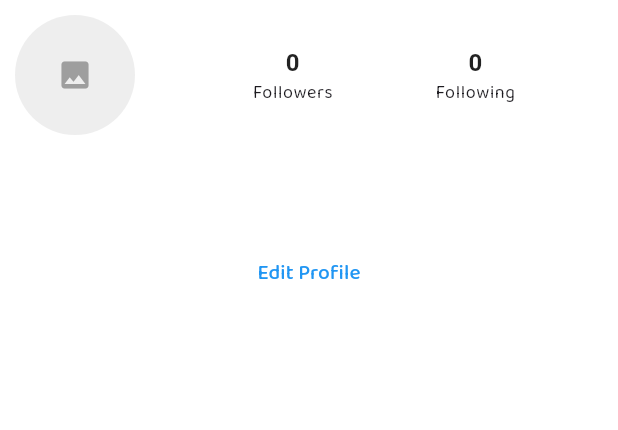
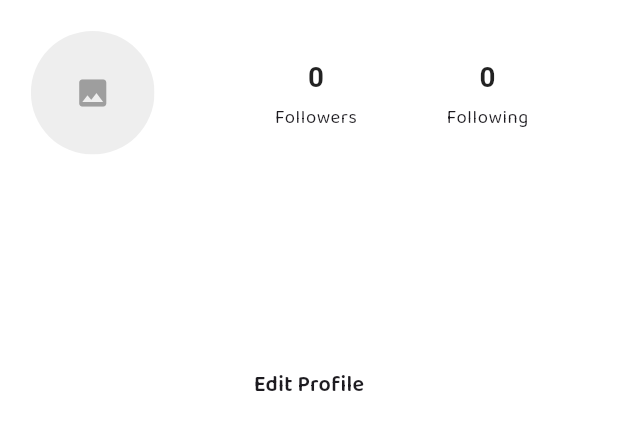
Before and after one commit to AmbrishTripathi6974/GoodSpace.AI_test, a Flutter app: the ProfileHeader widget shown alone on an empty page, opened directly with empty values, on a phone screen of 412 x 824 dp. Shown: the top 430 px of the screen. Run offline on Flutter 3.47's test engine with Material 3 defaults, Android fonts, the phone set to English and light mode, and no system bars; our stand-ins replace bloc, cached_network_image, cloud_firestore, equatable, firebase_auth, firebase_core and 8 more; missing offline and left inert: photo_manager; accounts and stored records are empty; project files that could hold a hidden picture were left out.

Commit message:
fix: responsive profile

```diff
--- a/lib/presentation/widgets/comment_tile.dart
+++ b/lib/presentation/widgets/comment_tile.dart
@@ -22,6 +22,13 @@ class CommentScreen extends StatelessWidget {
         firestore: FirebaseFirestore.instance,
         auth: FirebaseAuth.instance,
       )..loadComments(type, postId),
+      child: SafeArea(
+        child: AnimatedPadding(
+          padding: EdgeInsets.only(
+            bottom: MediaQuery.of(context).viewInsets.bottom,
+          ),
+          duration: const Duration(milliseconds: 150),
+          curve: Curves.easeOut,
           child: ClipRRect(
             borderRadius: const BorderRadius.only(
               topLeft: Radius.circular(25),
@@ -29,7 +36,7 @@ class CommentScreen extends StatelessWidget {
             ),
             child: Container(
               color: theme.scaffoldBackgroundColor,
-          height: 400, // increased height
+              height: 400,
               child: Stack(
                 children: [
                   Positioned(
@@ -46,7 +53,8 @@ class CommentScreen extends StatelessWidget {
                     child: BlocBuilder<CommentCubit, CommentState>(
                       builder: (context, state) {
                         if (state is CommentLoading) {
-                      return const Center(child: CircularProgressIndicator());
+                          return const Center(
+                              child: CircularProgressIndicator());
                         } else if (state is CommentLoaded ||
                             state is CommentSending) {
                           final comments = state is CommentLoaded
@@ -88,7 +96,8 @@ class CommentScreen extends StatelessWidget {
                                 ),
                                 borderRadius: BorderRadius.circular(25),
                               ),
-                          padding: const EdgeInsets.symmetric(horizontal: 12),
+                              padding:
+                                  const EdgeInsets.symmetric(horizontal: 12),
                               child: TextField(
                                 controller: _controller,
                                 maxLines: 4,
@@ -111,11 +120,16 @@ class CommentScreen extends StatelessWidget {
                                 onTap: isSending
                                     ? null
                                     : () {
-                                    if (_controller.text.trim().isNotEmpty) {
-                                      context.read<CommentCubit>().sendComment(
+                                        if (_controller.text
+                                            .trim()
+                                            .isNotEmpty) {
+                                          context
+                                              .read<CommentCubit>()
+                                              .sendComment(
                                                 type: type,
                                                 postId: postId,
-                                            comment: _controller.text.trim(),
+                                                comment:
+                                                    _controller.text.trim(),
                                               );
                                           _controller.clear();
                                         }
@@ -137,6 +151,8 @@ class CommentScreen extends StatelessWidget {
                     ),
                   ),
                 ],
+              ),
+            ),
           ),
         ),
       ),
--- a/lib/presentation/widgets/profile_header.dart
+++ b/lib/presentation/widgets/profile_header.dart
@@ -1,6 +1,7 @@
 import 'package:flutter/material.dart';
 import '../../../../model/user_model.dart';
 import '../../../../core/utils/cached_image.dart';
+import 'responsive_profile_header.dart';
 
 class ProfileHeader extends StatelessWidget {
   final UserModel user;
@@ -9,20 +10,22 @@ class ProfileHeader extends StatelessWidget {
   @override
   Widget build(BuildContext context) {
     final theme = Theme.of(context);
+    final responsive = ProfileHeaderResponsive(context);
+
     return Container(
-      padding: const EdgeInsets.only(bottom: 5),
+      padding: EdgeInsets.only(bottom: responsive.verticalPadding),
       color: Colors.white,
       child: Column(
         children: [
           Row(
             children: [
               Padding(
-                padding: const EdgeInsets.all(10),
+                padding: EdgeInsets.all(responsive.horizontalPadding),
                 child: ClipOval(
                   child: CachedImage(
                     imageUrl: user.profile,
-                    height: 80,
-                    width: 80,
+                    height: responsive.avatarSize,
+                    width: responsive.avatarSize,
                   ),
                 ),
               ),
@@ -30,36 +33,71 @@ class ProfileHeader extends StatelessWidget {
                 child: Row(
                   mainAxisAlignment: MainAxisAlignment.spaceEvenly,
                   children: [
-                    _buildStat(user.followers.length, "Followers", theme),
-                    _buildStat(user.following.length, "Following", theme),
+                    _buildStat(
+                      user.followers.length,
+                      "Followers",
+                      theme,
+                      responsive.statCountFontSize,
+                      responsive.statLabelFontSize,
+                    ),
+                    _buildStat(
+                      user.following.length,
+                      "Following",
+                      theme,
+                      responsive.statCountFontSize,
+                      responsive.statLabelFontSize,
+                    ),
                   ],
                 ),
               ),
             ],
           ),
           Padding(
-            padding: const EdgeInsets.symmetric(horizontal: 20),
+            padding: EdgeInsets.symmetric(
+                horizontal: responsive.horizontalPadding * 2),
             child: Align(
               alignment: Alignment.centerLeft,
               child: Column(
                 crossAxisAlignment: CrossAxisAlignment.start,
                 children: [
-                  Text(user.username,
-                      style: theme.textTheme.bodyLarge
-                          ?.copyWith(fontWeight: FontWeight.bold)),
-                  const SizedBox(height: 4),
-                  Text(user.bio, style: theme.textTheme.bodyMedium),
+                  Text(
+                    user.username,
+                    style: theme.textTheme.bodyLarge?.copyWith(
+                      fontWeight: FontWeight.bold,
+                      fontSize: responsive.fontSizeUsername,
+                    ),
+                  ),
+                  SizedBox(height: responsive.verticalPadding * 2),
+                  Text(
+                    user.bio,
+                    style: theme.textTheme.bodyMedium?.copyWith(
+                      fontSize: responsive.fontSizeBio,
+                    ),
+                  ),
                 ],
               ),
             ),
           ),
-          const SizedBox(height: 10),
+          SizedBox(height: responsive.verticalPadding * 5),
           Padding(
-            padding: const EdgeInsets.symmetric(horizontal: 15),
+            padding: EdgeInsets.symmetric(
+                horizontal: responsive.horizontalPadding * 1.5),
             child: OutlinedButton(
               onPressed: () {},
-              style: OutlinedButton.styleFrom(minimumSize: const Size.fromHeight(35)),
-              child: const Text("Edit Profile"),
+              style: OutlinedButton.styleFrom(
+                minimumSize: Size.fromHeight(responsive.buttonHeight),
+                shape: RoundedRectangleBorder(
+                  borderRadius:
+                      BorderRadius.circular(responsive.buttonHeight / 2),
+                ),
+              ),
+              child: Text(
+                "Edit Profile",
+                style: theme.textTheme.bodyMedium?.copyWith(
+                  fontSize: responsive.fontSizeBio,
+                  fontWeight: FontWeight.w600,
+                ),
+              ),
             ),
           ),
         ],
@@ -67,12 +105,31 @@ class ProfileHeader extends StatelessWidget {
     );
   }
 
-  Widget _buildStat(int count, String label, ThemeData theme) {
+  Widget _buildStat(
+    int count,
+    String label,
+    ThemeData theme,
+    double countFontSize,
+    double labelFontSize,
+  ) {
     return Column(
+      mainAxisSize: MainAxisSize.min,
+      crossAxisAlignment: CrossAxisAlignment.center,
       children: [
-        Text(count.toString(),
-            style: theme.textTheme.bodyLarge?.copyWith(fontWeight: FontWeight.bold)),
-        Text(label, style: theme.textTheme.bodySmall),
+        Text(
+          count.toString(),
+          style: theme.textTheme.bodyLarge?.copyWith(
+            fontWeight: FontWeight.bold,
+            fontSize: countFontSize,
+          ),
+        ),
+        const SizedBox(height: 4),
+        Text(
+          label,
+          style: theme.textTheme.bodySmall?.copyWith(
+            fontSize: labelFontSize,
+          ),
+        ),
       ],
     );
   }
--- /dev/null
+++ b/lib/presentation/widgets/responsive_profile_header.dart
@@ -0,0 +1,27 @@
+import 'package:flutter/material.dart';
+
+class ProfileHeaderResponsive {
+  final BuildContext context;
+  final double screenWidth;
+  final double screenHeight;
+
+  ProfileHeaderResponsive(this.context)
+      : screenWidth = MediaQuery.of(context).size.width,
+        screenHeight = MediaQuery.of(context).size.height;
+
+  double get avatarSize => screenWidth * 0.2;
+
+  double get horizontalPadding => screenWidth * 0.05;
+
+  double get verticalPadding => screenHeight * 0.01;
+
+  double get buttonHeight => screenHeight * 0.045;
+
+  double get fontSizeUsername => screenWidth * 0.05;
+
+  double get fontSizeBio => screenWidth * 0.035;
+
+  double get statCountFontSize => screenWidth * 0.045;
+
+  double get statLabelFontSize => screenWidth * 0.03;
+}
```
Lines whose indentation alone changed are shown as unchanged.
